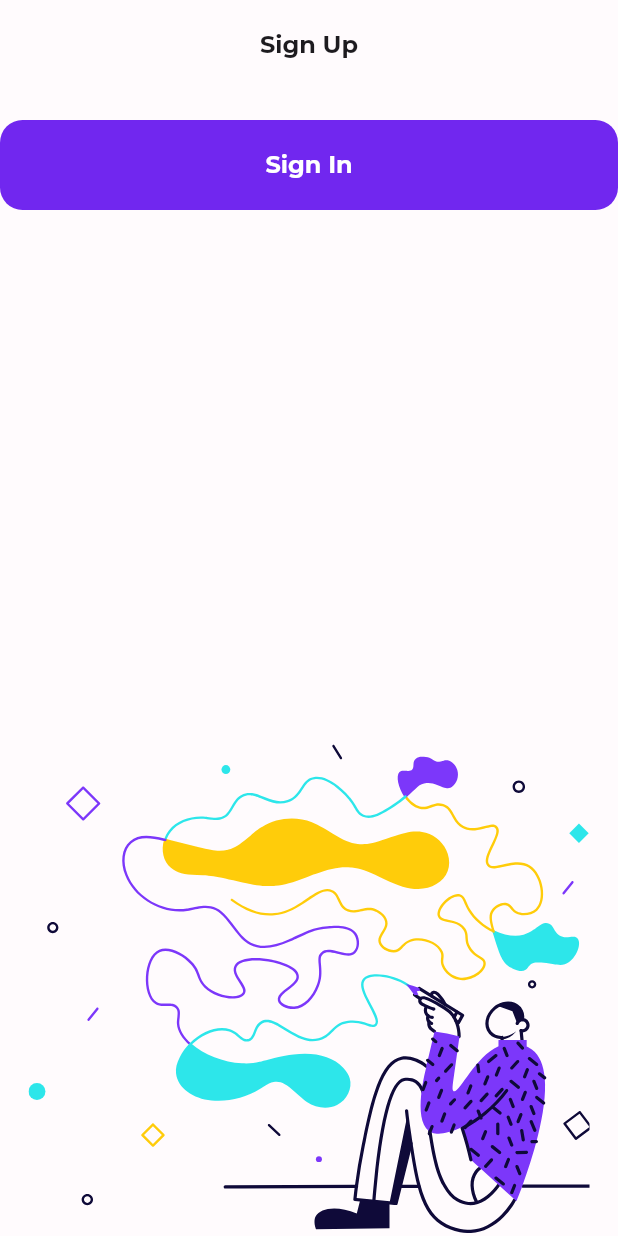
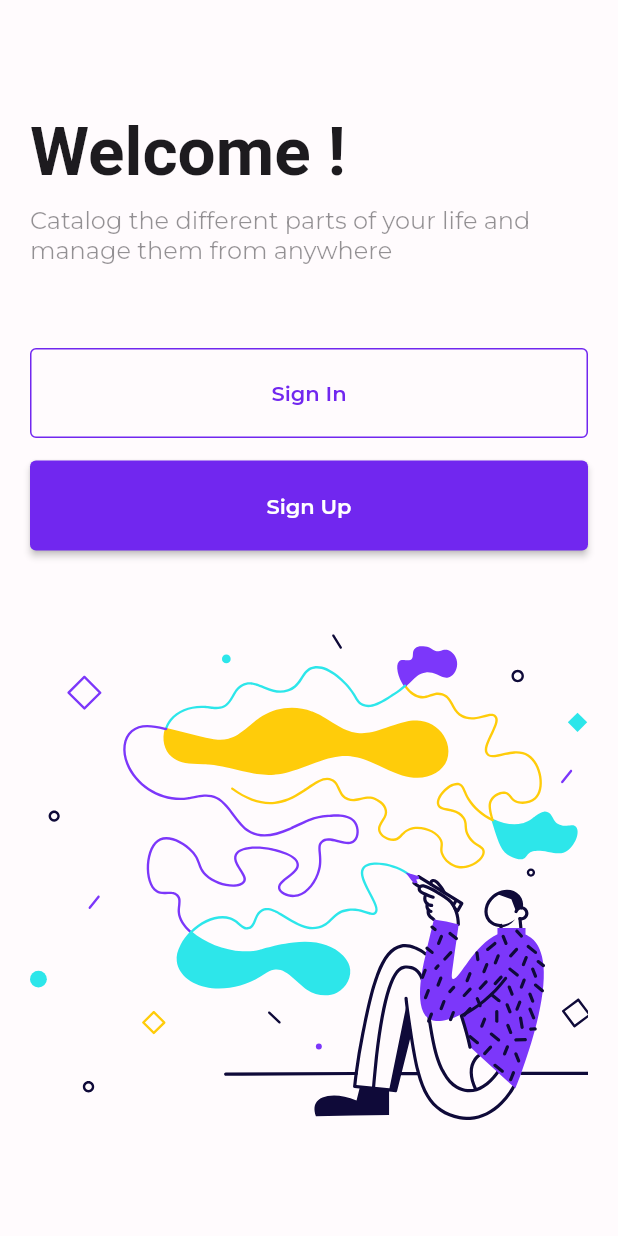
Before and after one commit to abhishekdewan101/Catalog, a Flutter app: the screen it shows after launch, on a phone screen of 412 x 824 dp. Run offline on Flutter 3.47's test engine with Material 2 defaults, Android fonts, the light colour scheme and no system bars; our stand-ins replace firebase_auth, firebase_core, flutter_riverpod, flutter_svg, go_router, google_fonts; accounts and stored records are empty.

Commit message:
Welcome screen is now designed properly

```diff
--- a/lib/screens/welcome/welcome_screen.dart
+++ b/lib/screens/welcome/welcome_screen.dart
@@ -11,58 +11,53 @@
     ThemeData theme = Theme.of(context);
     var screenSize = MediaQuery.of(context).size;
 
-    return Column(
-      children: [
-        Material(
-          borderRadius: BorderRadius.circular(15),
-          child: InkWell(
-            onTap: () {
-              context.goNamed(Routes.signUp);
+    return Column(children: [
+      OutlinedButton(
+        onPressed: () {
+          context.pushNamed(Routes.signIn);
         },
-            borderRadius: BorderRadius.circular(20),
-            child: Container(
-              width: screenSize.width,
-              height: 60,
-              decoration: BoxDecoration(
-                borderRadius: BorderRadius.circular(15),
+        style: OutlinedButton.styleFrom(
+          side: BorderSide(color: theme.colorScheme.primary),
+          minimumSize: Size(screenSize.width, 60),
         ),
-              alignment: Alignment.center,
-              child: Text(
-                'Sign Up',
-                style: theme.textTheme.bodyMedium?.copyWith(
-                    fontWeight: FontWeight.bold,
-                    color: theme.colorScheme.onBackground),
+        child: const Text(
+          'Sign In',
         ),
       ),
+      Padding(
+        padding: const EdgeInsets.only(top: 15),
+        child: ElevatedButton(
+          onPressed: () {
+            context.pushNamed(Routes.signUp);
+          },
+          style: ElevatedButton.styleFrom(
+            minimumSize: Size(screenSize.width, 60),
           ),
+          child: const Text('Sign Up'),
         ),
-        const SizedBox(
-          height: 20,
+      )
+    ]);
+  }
+
+  Widget _buildWelcomeMessage(BuildContext context) {
+    ThemeData theme = Theme.of(context);
+    return Column(
+      crossAxisAlignment: CrossAxisAlignment.start,
+      children: [
+        Text(
+          "Welcome !",
+          style: theme.textTheme.displaySmall?.copyWith(
+              color: theme.colorScheme.onBackground,
+              fontWeight: FontWeight.bold),
         ),
-        Material(
-          color: theme.colorScheme.primary,
-          borderRadius: BorderRadius.circular(15),
-          child: InkWell(
-            onTap: () {
-              context.goNamed(Routes.signUp);
-            },
-            borderRadius: BorderRadius.circular(20),
-            child: Container(
-              width: screenSize.width,
-              height: 60,
-              decoration: BoxDecoration(
-                borderRadius: BorderRadius.circular(15),
+        Padding(
+          padding: const EdgeInsets.only(top: 10.0),
+          child: Text(
+            "Catalog the different parts of your life and manage them from anywhere",
+            style:
+                TextStyle(color: theme.colorScheme.onBackground.withAlpha(122)),
           ),
-              alignment: Alignment.center,
-              child: Text(
-                'Sign In',
-                style: theme.textTheme.bodyMedium?.copyWith(
-                  fontWeight: FontWeight.bold,
-                ),
-              ),
-            ),
-          ),
-        ),
+        )
       ],
     );
   }
@@ -70,19 +65,18 @@
   @override
   Widget build(BuildContext context, WidgetRef ref) {
     var brightness = MediaQuery.of(context).platformBrightness;
+    ThemeData theme = Theme.of(context);
     bool isDarkMode = brightness == Brightness.dark;
 
     return Scaffold(
       body: SafeArea(
-        child: Center(
+        minimum: const EdgeInsets.all(20.0),
         child: Column(
-            mainAxisAlignment: MainAxisAlignment.spaceBetween,
+          mainAxisAlignment: MainAxisAlignment.spaceEvenly,
           crossAxisAlignment: CrossAxisAlignment.center,
           children: [
-              Padding(
-                padding: const EdgeInsets.only(bottom: 20.0),
-                child: _buildButton(context),
-              ),
+            _buildWelcomeMessage(context),
+            _buildButton(context),
             SvgPicture.asset(
               isDarkMode
                   ? 'assets/welcome_illus.svg'
@@ -93,7 +87,6 @@
           ],
         ),
       ),
-      ),
     );
   }
 }
```
Lines whose indentation alone changed are shown as unchanged.
